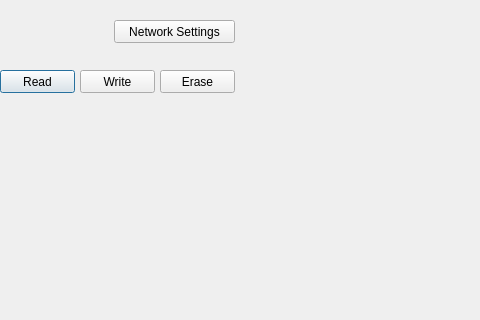
Old version of the form dialog.ui in the repository Grovety/EepromWorker; both pictures show x 320 to 800 and y 0 to 320 of the 800 by 600 pixel window.
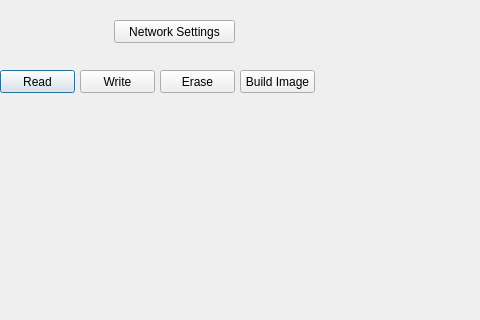
New version of the form. Custom widgets are drawn as their Qt base class.

Commit message: Flash Images Builder is added

The edit to the form file:
```diff
--- a/dialog.ui
+++ b/dialog.ui
@@ -140,6 +140,19 @@
     <string>Network Settings</string>
    </property>
   </widget>
+  <widget class="QPushButton" name="m_btnBuildImage">
+   <property name="geometry">
+    <rect>
+     <x>560</x>
+     <y>70</y>
+     <width>75</width>
+     <height>23</height>
+    </rect>
+   </property>
+   <property name="text">
+    <string>Build Image</string>
+   </property>
+  </widget>
  </widget>
  <customwidgets>
   <customwidget>
```
The commit also changes 4 other files.
